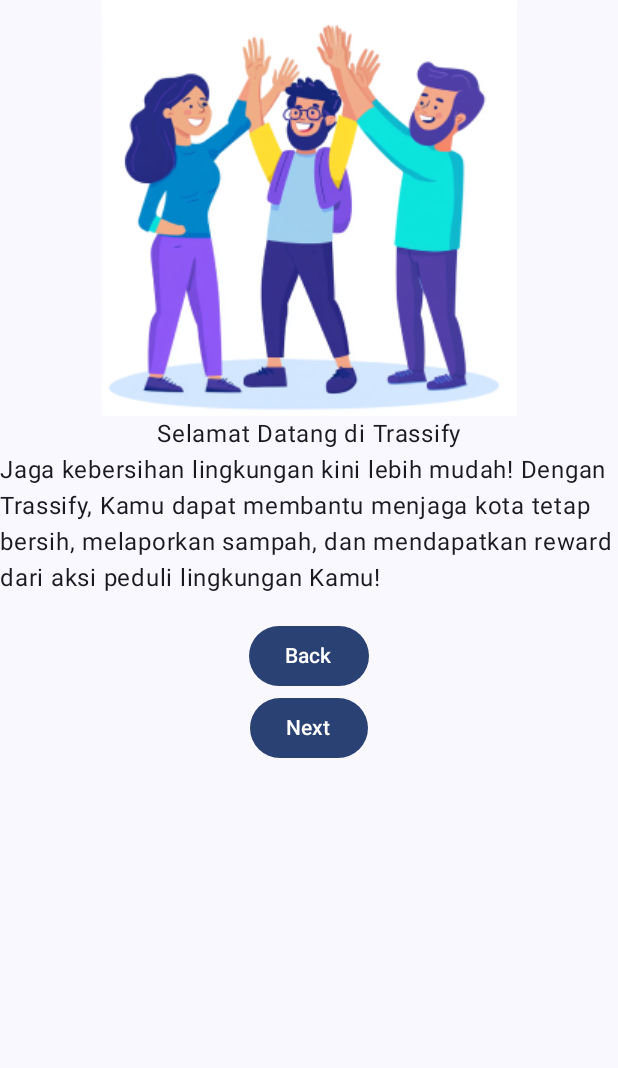
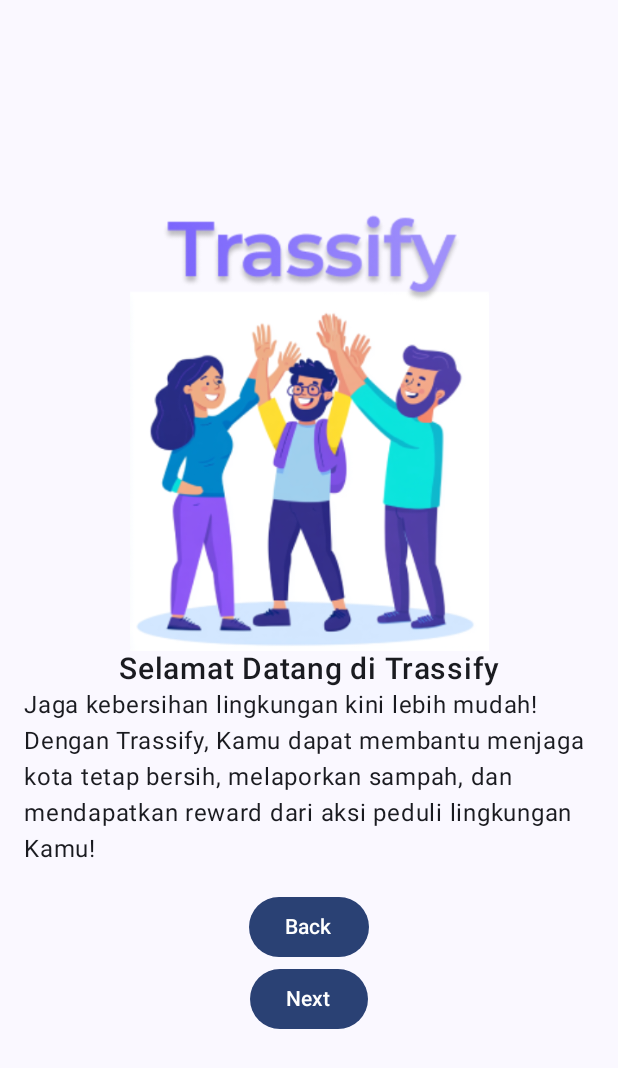
Before and after one commit to Izra4/Trassify, an Android app built with Jetpack Compose: the screen it shows after launch (MainActivity), on a phone screen of 412 x 824 dp. Shown: the top 1068 px of the screen. Run offline under Robolectric (Android 15) with nearby library versions, the light colour scheme and no system bars; 1 statement that could not run was skipped.

Commit message:
welcome screec fix eror

```diff
--- a/app/src/main/AndroidManifest.xml
+++ b/app/src/main/AndroidManifest.xml
@@ -6,9 +6,9 @@
         android:allowBackup="true"
         android:dataExtractionRules="@xml/data_extraction_rules"
         android:fullBackupContent="@xml/backup_rules"
-        android:icon="@mipmap/ic_launcher"
+        android:icon="@drawable/logo"
         android:label="@string/app_name"
-        android:roundIcon="@mipmap/ic_launcher_round"
+        android:roundIcon="@drawable/logo"
         android:supportsRtl="true"
         android:theme="@style/Theme.Trassify"
         tools:targetApi="31">
--- a/app/src/main/java/com/praktikum/trassify/MainActivity.kt
+++ b/app/src/main/java/com/praktikum/trassify/MainActivity.kt
@@ -13,7 +13,6 @@
 import androidx.navigation.compose.NavHost
 import androidx.navigation.compose.composable
 import androidx.navigation.compose.rememberNavController
-import com.praktikum.trassify.ui.splash.SplashScreen
 import com.praktikum.trassify.ui.theme.TrassifyTheme
 import com.praktikum.trassify.ui.welcome.WelcomeScreen
 
@@ -35,12 +34,8 @@
 fun MainScreen(navController: NavController = rememberNavController()){
     NavHost(
         navController = navController as NavHostController,
-        startDestination = "splash"
+        startDestination = "welcome"
     ) {
-        composable("splash"){
-            SplashScreen(navController = navController)
-        }
-
         composable("welcome"){
             WelcomeScreen(navController = navController)
         }
--- a/app/src/main/java/com/praktikum/trassify/ui/splash/SplashScreen.kt
+++ /dev/null
@@ -1,48 +0,0 @@
-package com.praktikum.trassify.ui.splash
-
-import androidx.compose.foundation.layout.Box
-import com.praktikum.trassify.R
-import androidx.compose.foundation.layout.fillMaxSize
-import androidx.compose.foundation.Image
-import androidx.compose.foundation.layout.padding
-import androidx.compose.material3.Scaffold
-import androidx.compose.runtime.Composable
-import androidx.compose.runtime.LaunchedEffect
-import androidx.compose.runtime.collectAsState
-import androidx.compose.ui.Alignment
-import androidx.compose.ui.Modifier
-import androidx.compose.ui.platform.LocalContext
-import androidx.compose.ui.res.painterResource
-import androidx.lifecycle.viewmodel.compose.viewModel
-import androidx.navigation.NavController
-
-@Composable
-fun SplashScreen(navController: NavController, viewModel: SplashViewModel = viewModel(factory = SplashViewModel.Factory(
-    LocalContext.current))) {
-    val isLoadingComplete = viewModel.isLoadingComplete.collectAsState(initial = false).value
-
-    LaunchedEffect(Unit) {
-        viewModel.loadInitialData()
-    }
-
-    LaunchedEffect(isLoadingComplete) {
-        if (isLoadingComplete) {
-            navController.navigate("welcome") {
-                popUpTo("splash") { inclusive = true }
-            }
-        }
-    }
-
-    Scaffold(modifier = Modifier.fillMaxSize()) { innerPadding ->
-        Box(modifier = Modifier.fillMaxSize().padding(innerPadding), contentAlignment = Alignment.Center){
-            Image(
-                painter = painterResource(id = R.drawable.ic_launcher_foreground),
-                contentDescription = "Splash Image",
-                modifier = Modifier.align(Alignment.Center)
-            )
-        }
-
-    }
-
-
-}
--- a/app/src/main/java/com/praktikum/trassify/ui/splash/SplashViewModel.kt
+++ /dev/null
@@ -1,33 +0,0 @@
-package com.praktikum.trassify.ui.splash
-
-import android.content.Context
-import androidx.lifecycle.ViewModel
-import androidx.lifecycle.ViewModelProvider
-import androidx.lifecycle.viewModelScope
-import androidx.lifecycle.viewmodel.ViewModelFactoryDsl
-import androidx.lifecycle.viewmodel.initializer
-import androidx.lifecycle.viewmodel.viewModelFactory
-import kotlinx.coroutines.delay
-import kotlinx.coroutines.flow.MutableStateFlow
-import kotlinx.coroutines.flow.StateFlow
-import kotlinx.coroutines.launch
-
-class SplashViewModel() : ViewModel() {
-    private val _isLoading = MutableStateFlow(false)
-    val isLoadingComplete: StateFlow<Boolean> = _isLoading
-
-    fun loadInitialData() {
-        viewModelScope.launch {
-            delay(3000)
-            _isLoading.value = true
-        }
-    }
-
-    companion object {
-        fun Factory(context : Context) : ViewModelProvider.Factory = viewModelFactory {
-            initializer {
-                SplashViewModel()
-            }
-        }
-    }
-}
--- a/app/src/main/java/com/praktikum/trassify/ui/theme/Theme.kt
+++ b/app/src/main/java/com/praktikum/trassify/ui/theme/Theme.kt
@@ -1,6 +1,6 @@
 package com.praktikum.trassify.ui.theme
 
-import android.app.Activity
+
 import android.os.Build
 import androidx.compose.foundation.isSystemInDarkTheme
 import androidx.compose.material3.MaterialTheme
@@ -10,6 +10,12 @@
 import androidx.compose.material3.lightColorScheme
 import androidx.compose.runtime.Composable
 import androidx.compose.ui.platform.LocalContext
+import androidx.compose.material3.Typography
+import androidx.compose.ui.text.font.FontWeight
+
+import androidx.compose.ui.unit.sp
+
+import java.time.format.TextStyle
 
 private val DarkColorScheme = darkColorScheme(
     primary = Purple80,
@@ -32,6 +38,9 @@
     onSurface = Color(0xFF1C1B1F),
     */
 )
+val typography = Typography(
+
+)
 
 @Composable
 fun TrassifyTheme(
@@ -52,7 +61,6 @@
 
     MaterialTheme(
         colorScheme = colorScheme,
-        typography = Typography,
         content = content
     )
 }
--- a/app/src/main/java/com/praktikum/trassify/ui/welcome/WelcomeScreen.kt
+++ b/app/src/main/java/com/praktikum/trassify/ui/welcome/WelcomeScreen.kt
@@ -1,37 +1,44 @@
 package com.praktikum.trassify.ui.welcome
 
 import androidx.compose.foundation.Image
+import androidx.compose.foundation.layout.Arrangement
 import androidx.compose.foundation.layout.Column
 import androidx.compose.foundation.layout.Spacer
 import androidx.compose.foundation.layout.fillMaxSize
 import androidx.compose.foundation.layout.height
+import androidx.compose.foundation.layout.padding
+import androidx.compose.foundation.layout.width
 import androidx.compose.material3.Button
 import androidx.compose.material3.Text
 import androidx.compose.runtime.Composable
-import androidx.compose.runtime.getValue
 import androidx.compose.ui.Alignment
 import androidx.compose.ui.Modifier
 import androidx.compose.ui.res.painterResource
 import androidx.compose.ui.unit.dp
 import androidx.compose.ui.platform.LocalContext
+import androidx.compose.ui.text.font.FontWeight
+import androidx.compose.ui.text.style.TextAlign
+import androidx.compose.ui.unit.sp
 import androidx.lifecycle.viewmodel.compose.viewModel
 import androidx.navigation.NavController
 
 @Composable
 fun WelcomeScreen(navController: NavController, viewModel: WelcomeViewModel = viewModel(factory = WelcomeViewModel.Factory(LocalContext.current))) {
-    val currentPageIndex by viewModel.currentPageIndex.observeForever(0)
     val pageContent = viewModel.currentPageContent
 
     Column(
-        modifier = Modifier.fillMaxSize(),
+        modifier = Modifier.fillMaxSize().padding(horizontal = 16.dp),
+        verticalArrangement = Arrangement.Center,
         horizontalAlignment = Alignment.CenterHorizontally
     ) {
         Image(
-            painter = painterResource(id = pageContent.image), // Gunakan gambar sesuai URL atau resource
-            contentDescription = pageContent.title
+            painter = painterResource(id = pageContent.image),
+            contentDescription = pageContent.title,
+            modifier = Modifier.width(300.dp).height(300.dp),
+
         )
 
-        Text(text = pageContent.title)
+        Text(text = pageContent.title, fontSize = 20.sp, textAlign = TextAlign.Center, fontWeight = FontWeight.SemiBold, fontFamily = )
         Text(text = pageContent.description)
 
         Spacer(modifier = Modifier.height(16.dp))
--- a/app/src/main/java/com/praktikum/trassify/ui/welcome/WelcomeViewModel.kt
+++ b/app/src/main/java/com/praktikum/trassify/ui/welcome/WelcomeViewModel.kt
@@ -1,38 +1,35 @@
 package com.praktikum.trassify.ui.welcome
 
 import android.content.Context
-import androidx.lifecycle.LiveData
-import androidx.lifecycle.MutableLiveData
+import androidx.compose.runtime.mutableStateOf
+import androidx.compose.runtime.State
 import androidx.lifecycle.ViewModel
 import androidx.lifecycle.ViewModelProvider
 import androidx.lifecycle.viewmodel.initializer
 import androidx.lifecycle.viewmodel.viewModelFactory
+import com.praktikum.trassify.constants.welcomeContent
 import com.praktikum.trassify.data.model.WelcomePage
-import com.praktikum.trassify.constants.welcomeContent
 
-class WelcomeViewModel () : ViewModel() {
-    private val _currentPageIndex = MutableLiveData(0)
-    val currentPageIndex: LiveData<Int> get() = _currentPageIndex
-
+class WelcomeViewModel : ViewModel() {
+    private val _currentPageIndex = mutableStateOf(0)
+    val currentPageIndex: State<Int> get() = _currentPageIndex
 
     val currentPageContent: WelcomePage
-        get() = welcomeContent[currentPageIndex.value ?: 0]
+        get() = welcomeContent[_currentPageIndex.value]
 
     fun nextPage() {
-        val nextIndex = (_currentPageIndex.value ?: 0) + 1
-        print(nextIndex)
+        val nextIndex = _currentPageIndex.value + 1
         if (nextIndex < welcomeContent.size) {
             _currentPageIndex.value = nextIndex
         }
     }
 
     fun previousPage() {
-        val prevIndex = (_currentPageIndex.value ?: 0) - 1
+        val prevIndex = _currentPageIndex.value - 1
         if (prevIndex >= 0) {
             _currentPageIndex.value = prevIndex
         }
     }
-
 
     companion object {
         fun Factory(context : Context) : ViewModelProvider.Factory = viewModelFactory {
@@ -41,5 +38,4 @@
             }
         }
     }
-
 }
```
Also changed, not shown: app/src/main/res/drawable/welcome1.png.
